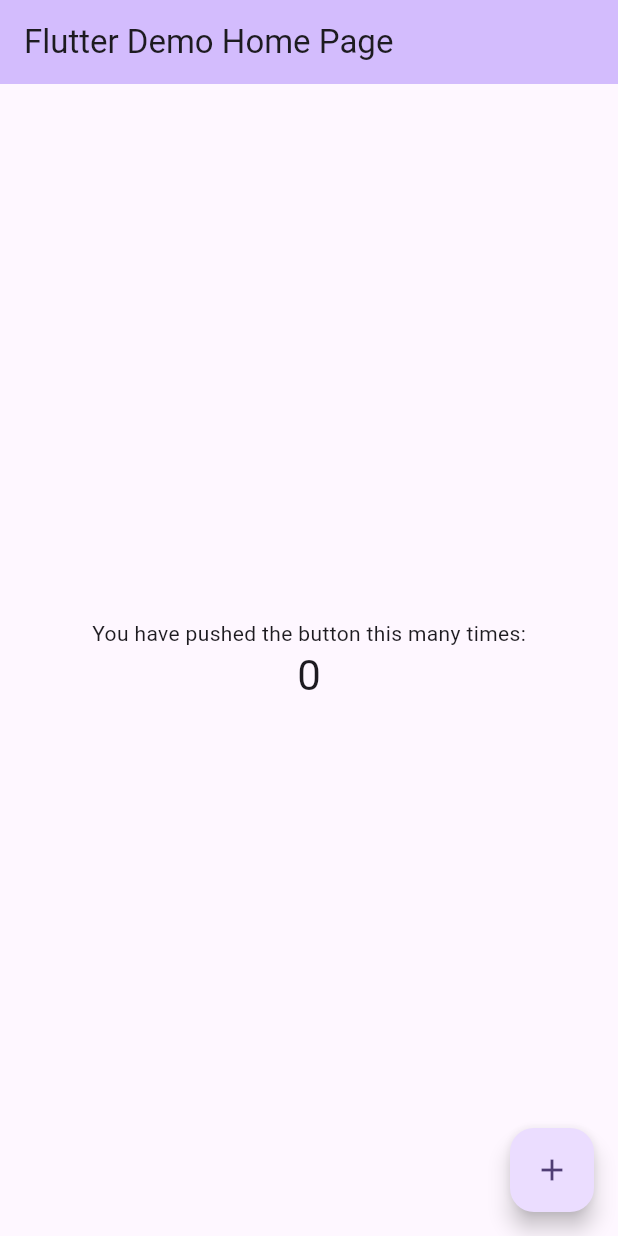
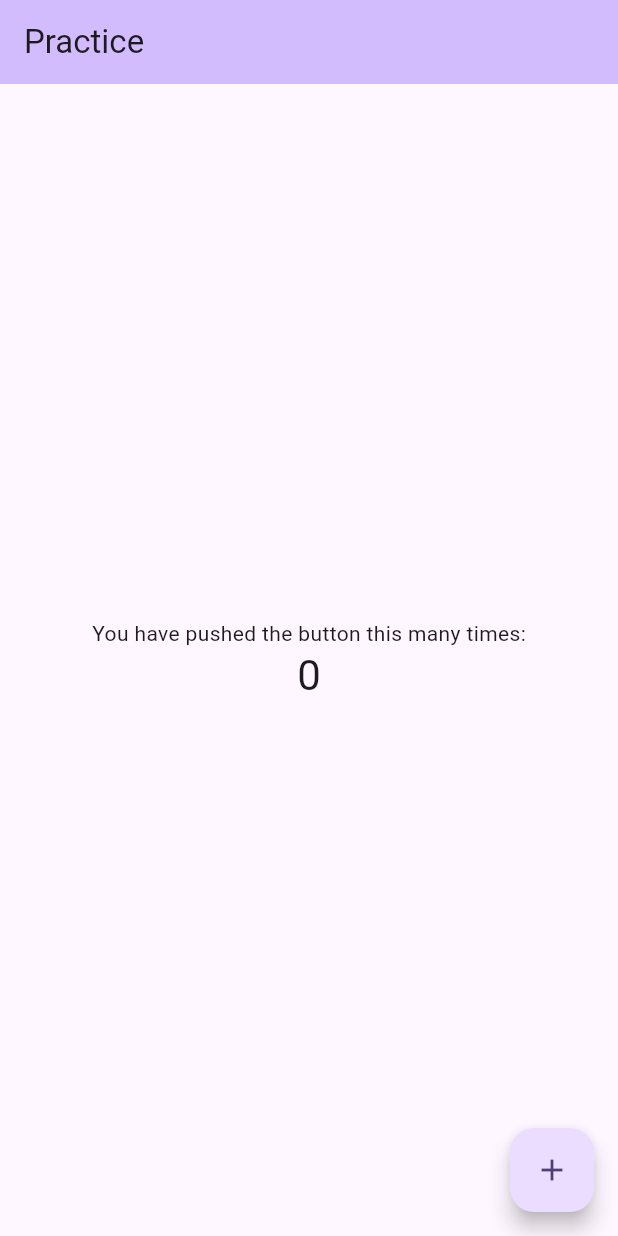
Before and after one commit to naoyamatsunaga/practice, a Flutter app: the screen it shows after launch, on a phone screen of 412 x 824 dp. Run offline on Flutter 3.47's test engine with Material 3 defaults, Android fonts, the phone set to English and light mode, and no system bars.

```diff
--- a/practice/lib/main.dart
+++ b/practice/lib/main.dart
@@ -10,12 +10,12 @@ class MyApp extends StatelessWidget {
   @override
   Widget build(BuildContext context) {
     return MaterialApp(
-      title: 'Flutter Demo',
+      title: 'Flutter Practice',
       theme: ThemeData(
         colorScheme: ColorScheme.fromSeed(seedColor: Colors.deepPurple),
         useMaterial3: true,
       ),
-      home: const MyHomePage(title: 'Flutter Demo Home Page'),
+      home: const MyHomePage(title: 'Practice'),
     );
   }
 }
```
